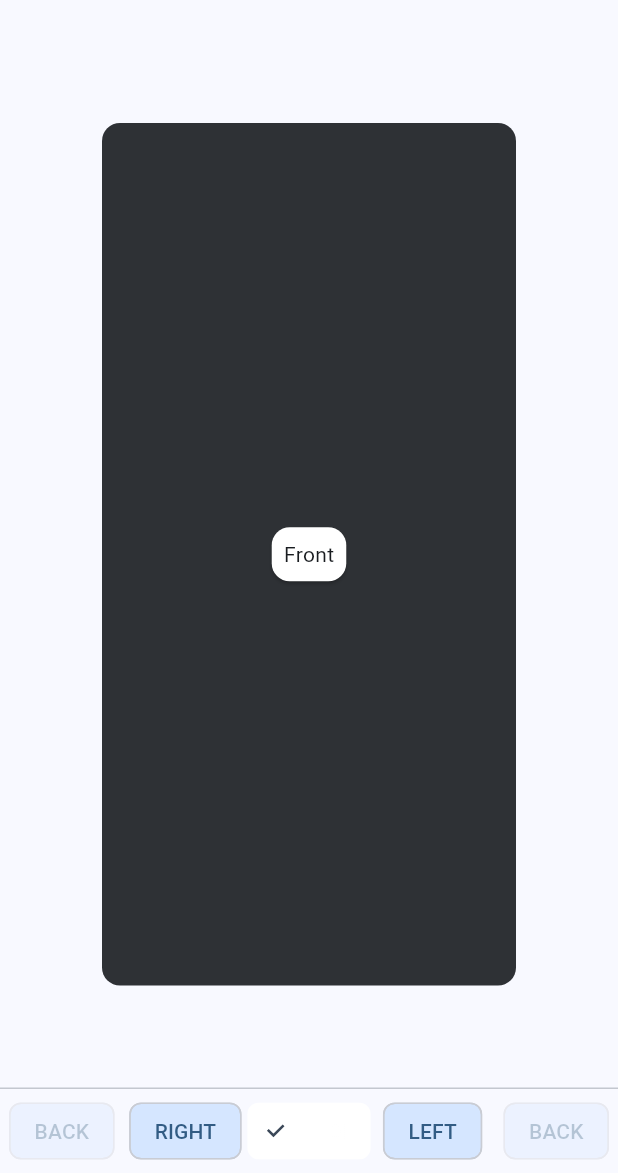
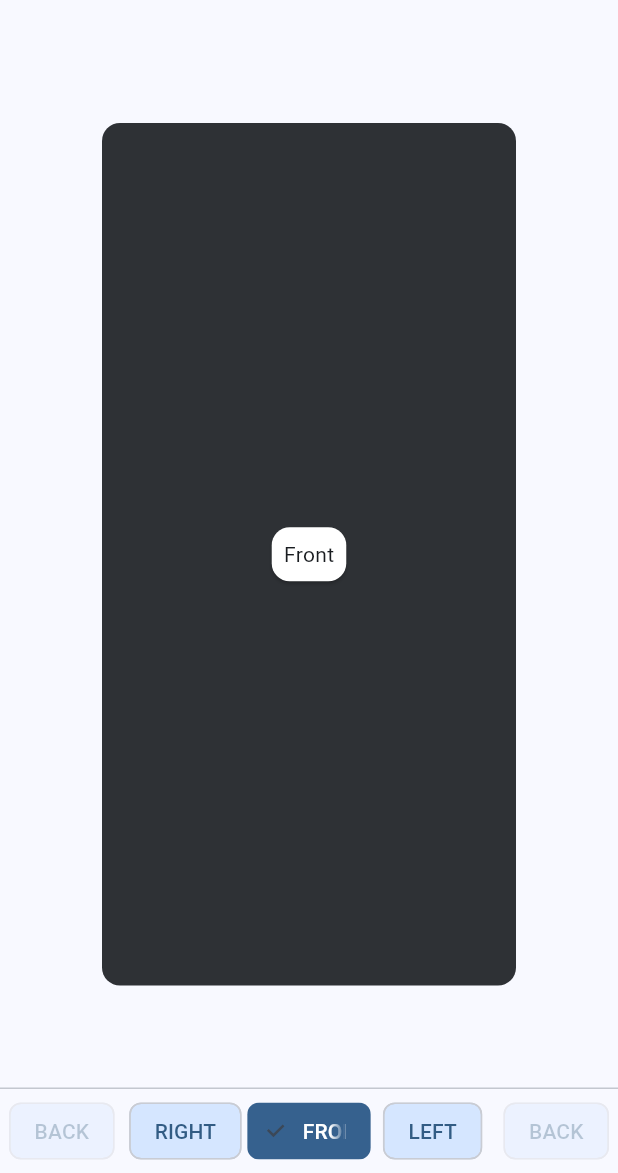
Before and after one commit to timcreatedit/rotation_stage, a Flutter app: the screen it shows after launch, on a phone screen of 412 x 824 dp, the part 63-1236 px from its top. Run offline on Flutter 3.47's test engine with Material 2 defaults, Android fonts, the phone set to English and light mode, and no system bars.

Commit message:
fixed bg color

```diff
--- a/lib/src/rotation_stage_handle.dart
+++ b/lib/src/rotation_stage_handle.dart
@@ -53,7 +53,7 @@ class RotationStageHandle extends StatelessWidget {
             : inactiveBackgroundColor ?? colorScheme.primaryContainer,
         selectedColor: backgroundTransparent
             ? Colors.transparent
-            : activeBackgroundColor ?? colorScheme.onPrimary,
+            : activeBackgroundColor ?? colorScheme.primary,
       ),
     );
   }
--- a/pubspec.yaml
+++ b/pubspec.yaml
@@ -1,6 +1,6 @@
 name: rotation_stage
 description: A four-sided stage for representing 3D objects with four widgets
-version: 0.0.4
+version: 0.0.5
 homepage: https://www.fyzo.de
 repository: https://github.com/fyzio/rotation_stage
 issue_tracker: https://github.com/fyzio/rotation_stage/issues
```
Also changed, not shown: 1 other file.
